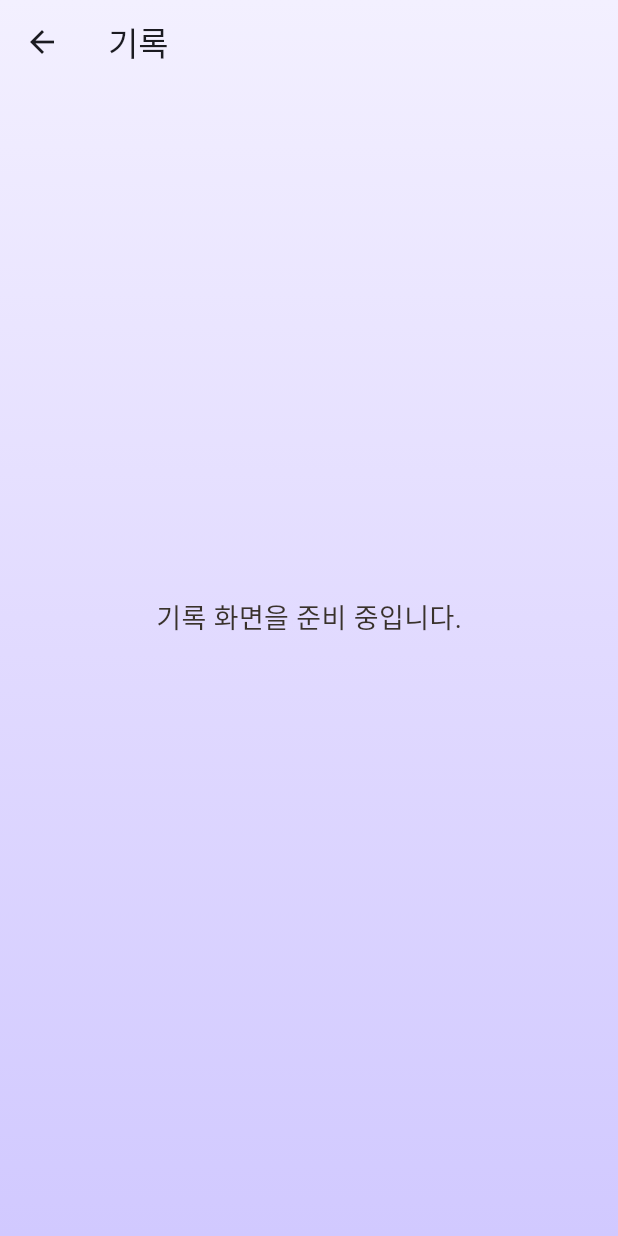
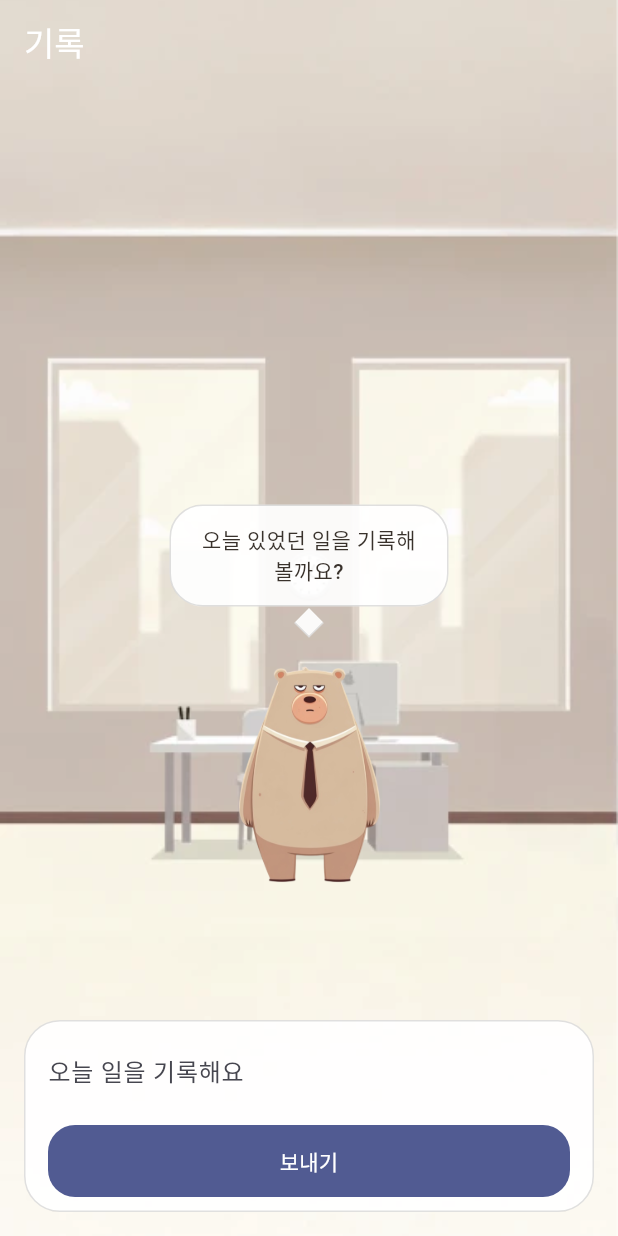
Before and after one commit to junbbbb/PanicAttack0918_02, a Flutter app: the RecordPage screen opened by its route, on a phone screen of 412 x 824 dp. Run offline on Flutter 3.47's test engine with Material 3 defaults, Android fonts, the phone set to English and light mode, and no system bars; our stand-ins replace dio, flutter_riverpod, flutter_svg, go_router, google_fonts, riverpod_annotation and 1 more; accounts and stored records are empty; generated files the repository leaves out were written again.

Commit message:
기록화면 배경넣음

```diff
--- a/lib/features/record/presentation/record_page.dart
+++ b/lib/features/record/presentation/record_page.dart
@@ -1,51 +1,203 @@
+import 'dart:math' as math;
+
 import 'package:flutter/material.dart';
 
-class RecordPage extends StatelessWidget {
+class RecordPage extends StatefulWidget {
   const RecordPage({super.key});
+
+  @override
+  State<RecordPage> createState() => _RecordPageState();
+}
+
+class _RecordPageState extends State<RecordPage> {
+  static const _backgroundAsset =
+      'assets/images/backgrounds/firefly_20250920215741_1_1x.webp';
+  static const _characterAsset = 'assets/images/characters/bare.png';
+
+  final TextEditingController _messageController = TextEditingController();
+
+  @override
+  void dispose() {
+    _messageController.dispose();
+    super.dispose();
+  }
+
+  void _handleSend() {
+    final message = _messageController.text.trim();
+    if (message.isEmpty) {
+      return;
+    }
+
+    // TODO: wire up message submission when backend is ready.
+    debugPrint('기록 입력: $message');
+    _messageController.clear();
+  }
 
   @override
   Widget build(BuildContext context) {
     return Scaffold(
-      backgroundColor: Colors.transparent,
       extendBodyBehindAppBar: true,
       appBar: AppBar(
         backgroundColor: Colors.transparent,
         elevation: 0,
-        leading: IconButton(
-          icon: const Icon(Icons.arrow_back),
-          onPressed: () => Navigator.of(context).maybePop(),
-        ),
+        foregroundColor: Colors.white,
         title: const Text('기록'),
-        centerTitle: false,
       ),
-      body: const _RecordBackground(),
+      body: Stack(
+        fit: StackFit.expand,
+        children: [
+          Image.asset(
+            _backgroundAsset,
+            fit: BoxFit.cover,
+            alignment: Alignment.center,
+          ),
+          const _RecordCharacterOverlay(
+            characterAsset: _characterAsset,
+          ),
+          Align(
+            alignment: Alignment.bottomCenter,
+            child: SafeArea(
+              top: false,
+              child: Padding(
+                padding: const EdgeInsets.fromLTRB(16, 0, 16, 16),
+                child: DecoratedBox(
+                  decoration: BoxDecoration(
+                    color: Colors.white.withOpacity(0.92),
+                    borderRadius: BorderRadius.circular(24),
+                    border: Border.all(color: Colors.black12),
+                  ),
+                  child: Padding(
+                    padding: const EdgeInsets.symmetric(
+                      horizontal: 16,
+                      vertical: 10,
+                    ),
+                    child: Column(
+                      mainAxisSize: MainAxisSize.min,
+                      children: [
+                        TextField(
+                          controller: _messageController,
+                          minLines: 1,
+                          maxLines: 4,
+                          decoration: const InputDecoration(
+                            border: InputBorder.none,
+                            hintText: '오늘 일을 기록해요',
+                          ),
+                          textInputAction: TextInputAction.newline,
+                        ),
+                        const SizedBox(height: 12),
+                        SizedBox(
+                          width: double.infinity,
+                          child: FilledButton(
+                            onPressed: _handleSend,
+                            style: FilledButton.styleFrom(
+                              padding: const EdgeInsets.symmetric(
+                                vertical: 14,
+                              ),
+                              shape: RoundedRectangleBorder(
+                                borderRadius: BorderRadius.circular(18),
+                              ),
+                            ),
+                            child: const Text('보내기'),
+                          ),
+                        ),
+                      ],
+                    ),
+                  ),
+                ),
+              ),
+            ),
+          ),
+        ],
+      ),
     );
   }
 }
 
-class _RecordBackground extends StatelessWidget {
-  const _RecordBackground();
+class _RecordCharacterOverlay extends StatelessWidget {
+  const _RecordCharacterOverlay({required this.characterAsset});
+
+  final String characterAsset;
 
   @override
   Widget build(BuildContext context) {
-    return Container(
-      decoration: const BoxDecoration(
-        gradient: LinearGradient(
-          begin: Alignment.topCenter,
-          end: Alignment.bottomCenter,
-          colors: [
-            Color(0xFFF3F0FF),
-            Color(0xFFE2DBFF),
-            Color(0xFFD1C9FF),
-          ],
-        ),
-      ),
-      child: const Center(
-        child: Text(
-          '기록 화면을 준비 중입니다.',
-          style: TextStyle(color: Color(0xFF39322C), fontSize: 18),
-        ),
-      ),
+    return LayoutBuilder(
+      builder: (context, constraints) {
+        final availableWidth = constraints.maxWidth;
+        final targetSize = (availableWidth * 0.32).clamp(150.0, 260.0);
+        final bubbleWidth = targetSize + 36;
+
+        return Align(
+          alignment: const Alignment(0, 0.18),
+          child: SizedBox(
+            width: bubbleWidth,
+            child: Column(
+              mainAxisSize: MainAxisSize.min,
+              children: [
+                _SpeechBubble(width: bubbleWidth),
+                SizedBox(height: targetSize * 0.12),
+                SizedBox(
+                  width: targetSize,
+                  height: targetSize,
+                  child: Image.asset(
+                    characterAsset,
+                    fit: BoxFit.contain,
+                  ),
+                ),
+              ],
+            ),
+          ),
+        );
+      },
     );
   }
 }
+
+class _SpeechBubble extends StatelessWidget {
+  const _SpeechBubble({required this.width});
+
+  final double width;
+
+  @override
+  Widget build(BuildContext context) {
+    final bubbleColor = Colors.white.withOpacity(0.92);
+    final borderColor = Colors.black.withOpacity(0.12);
+
+    return Column(
+      mainAxisSize: MainAxisSize.min,
+      children: [
+        Container(
+          width: width,
+          padding: const EdgeInsets.symmetric(horizontal: 20, vertical: 12),
+          decoration: BoxDecoration(
+            color: bubbleColor,
+            borderRadius: BorderRadius.circular(22),
+            border: Border.all(color: borderColor),
+          ),
+          child: Text(
+            '오늘 있었던 일을 기록해볼까요?',
+            textAlign: TextAlign.center,
+            style: Theme.of(context).textTheme.bodyMedium?.copyWith(
+                  color: const Color(0xFF39322C),
+                  fontWeight: FontWeight.w500,
+                ),
+          ),
+        ),
+        const SizedBox(height: 4),
+        Transform.rotate(
+          angle: math.pi / 4,
+          child: Container(
+            width: 14,
+            height: 14,
+            decoration: BoxDecoration(
+              color: bubbleColor,
+              border: Border(
+                right: BorderSide(color: borderColor),
+                bottom: BorderSide(color: borderColor),
+              ),
+            ),
+          ),
+        ),
+      ],
+    );
+  }
+}
```
Also changed, not shown: assets/images/backgrounds/firefly_20250920215741_1_1x.webp (added), assets/images/backgrounds/firefly_20250920215741_1_2x.webp (added), assets/images/backgrounds/firefly_20250920215741_1_3x.webp (added), assets/images/backgrounds/firefly_20250920215741_1_4x.webp (added).
